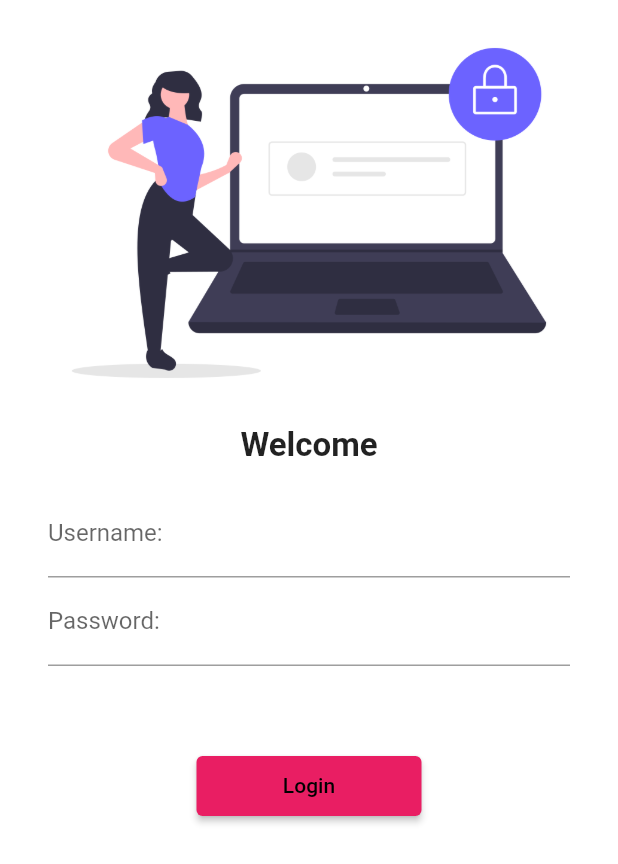
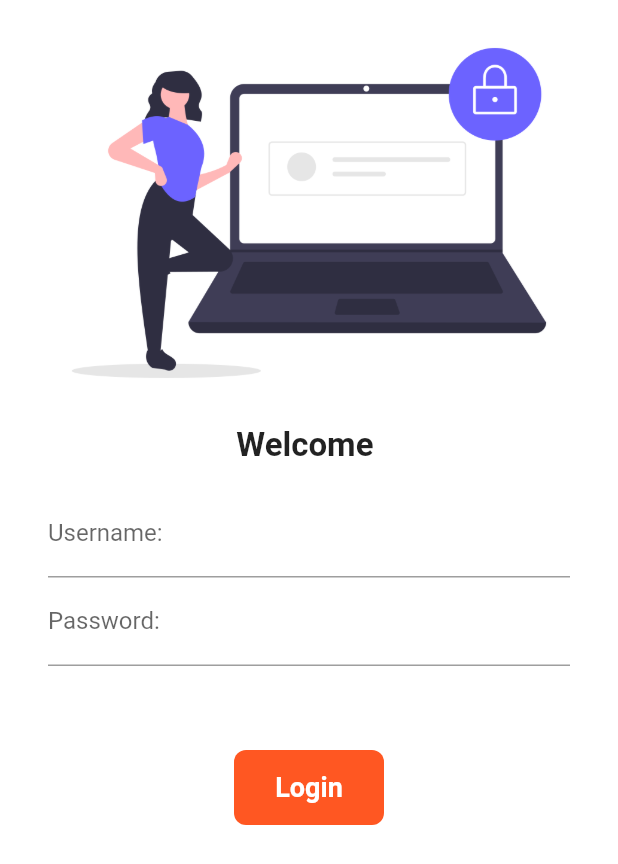
Before and after one commit to Nimra-Amjad/Flutter_App, a Flutter app: the screen it shows after launch, on a phone screen of 412 x 824 dp. Shown: the top 864 px of the screen. Run offline on Flutter 3.47's test engine with Material 2 defaults, Android fonts, the phone set to English and light mode, and no system bars; missing offline and left inert: dart:html.

Commit message:
day5 completed

```diff
--- a/lib/pages/login_page.dart
+++ b/lib/pages/login_page.dart
@@ -3,8 +3,16 @@ import 'dart:html';
 import 'package:flutter/material.dart';
 import 'package:flutter_application_1/utils/routes.dart';
 
-class LoginPage extends StatelessWidget {
+class LoginPage extends StatefulWidget {
   const LoginPage({Key? key}) : super(key: key);
+
+  @override
+  State<LoginPage> createState() => _LoginPageState();
+}
+
+class _LoginPageState extends State<LoginPage> {
+  String name = "";
+  bool changeButton = false;
   @override
   Widget build(BuildContext context) {
     return Material(
@@ -16,9 +24,10 @@ class LoginPage extends StatelessWidget {
                 "assets/images/login.png",
                 fit: BoxFit.cover,
               ),
-              const Text(
-                "Welcome",
-                style: TextStyle(fontSize: 22, fontWeight: FontWeight.bold),
+              Text(
+                "Welcome $name",
+                style:
+                    const TextStyle(fontSize: 22, fontWeight: FontWeight.bold),
               ),
               Padding(
                 padding: const EdgeInsets.symmetric(
@@ -30,6 +39,10 @@ class LoginPage extends StatelessWidget {
                         hintText: "Enter Username",
                         labelText: "Username:",
                       ),
+                      onChanged: (value) {
+                        name = value;
+                        setState(() {});
+                      },
                     ),
                     TextFormField(
                       obscureText: true,
@@ -44,14 +57,47 @@ class LoginPage extends StatelessWidget {
                   ],
                 ),
               ),
-              ElevatedButton(
+              InkWell(
+                onTap: () async {
+                  setState(() {
+                    changeButton = true;
+                  });
+                  await Future.delayed(const Duration(seconds: 1));
+                  Navigator.pushNamed(context, MyRoutes.homeroute);
+                },
+                child: AnimatedContainer(
+                    duration: const Duration(seconds: 1),
+                    width: changeButton ? 50 : 100,
+                    height: 50,
+                    alignment: Alignment.center,
+                    child: changeButton
+                        ? const Icon(
+                            Icons.done,
+                            color: Colors.white,
+                          )
+                        : const Text(
+                            "Login",
+                            style: TextStyle(
+                                color: Colors.white,
+                                fontWeight: FontWeight.bold,
+                                fontSize: 18),
+                          ),
+                    decoration: BoxDecoration(
+                        color: Colors.deepOrange,
+                        /*shape:
+                            changeButton ? BoxShape.circle : BoxShape.rectangle,*/
+                        borderRadius:
+                            BorderRadius.circular(changeButton ? 50 : 8))),
+              )
+
+              /*ElevatedButton(
                 onPressed: () {
                   Navigator.pushNamed(context, MyRoutes.homeroute);
                 },
                 child: const Text("Login"),
                 style: TextButton.styleFrom(
                     backgroundColor: Colors.pink, minimumSize: Size(150, 40)),
-              )
+              )*/
             ],
           ),
         ));
```
